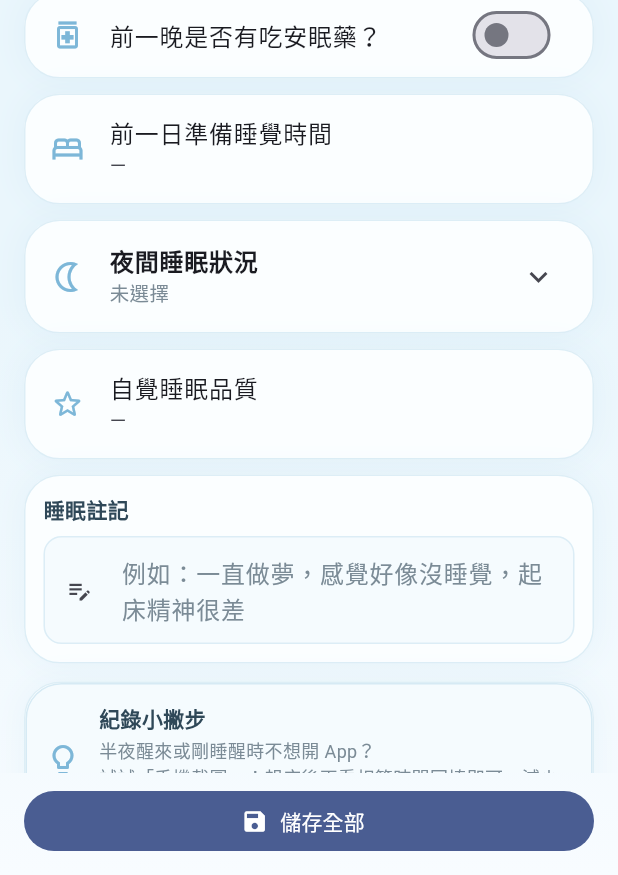
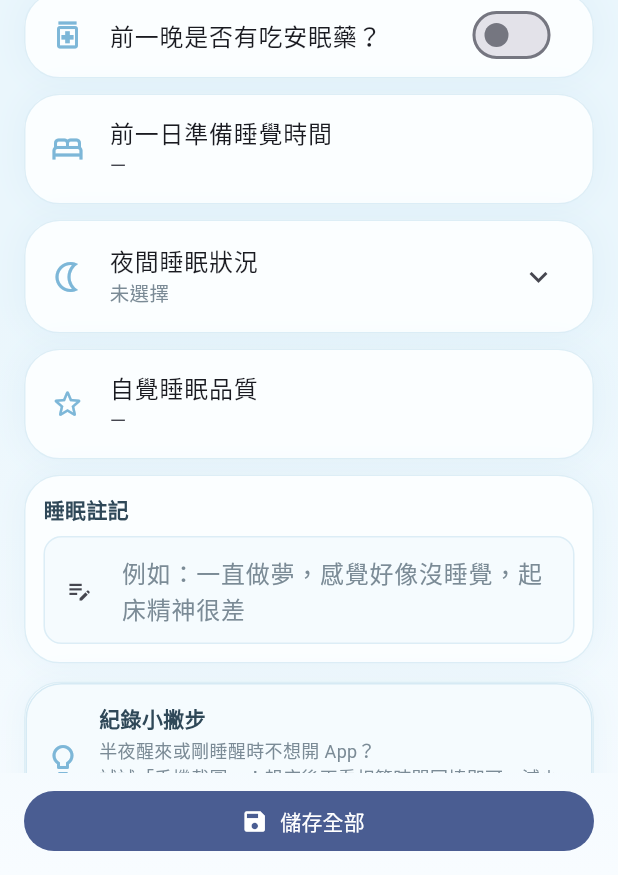
Before and after one commit to 2019chenqq/moodsogood_app, a Flutter app: the DailyRecordScreen screen opened directly, swiped to page 3, on a phone screen of 412 x 824 dp. Shown: the part 361-1236 px from the top of the screen. Run offline on Flutter 3.47's test engine with Material 3 defaults, Android fonts, the phone set to English and light mode, and no system bars; our stand-ins replace cloud_firestore, cloud_functions, firebase_analytics, firebase_auth, firebase_core, firebase_storage and 15 more; missing offline and left inert: android_alarm_manager_plus, encrypt, home_widget, pointycastle, purchases_flutter; accounts and stored records are empty; Roboto replaces fonts that are missing (Iansui).

Commit message:
[fix]修正字體粗細

```diff
--- a/lib/daily/widgets/sleep_page.dart
+++ b/lib/daily/widgets/sleep_page.dart
@@ -211,8 +211,7 @@ class SleepPage extends StatelessWidget {
               Icons.nightlight_outlined,
               color: HealingDesignSystem.primaryBlue,
             ),
-            title: const Text('夜間睡眠狀況',
-                style: TextStyle(fontWeight: FontWeight.w600)),
+            title: const Text('夜間睡眠狀況'),
             subtitle: Text(
               flags.isEmpty ? '未選擇' : '已選 ${flags.length} 項',
               style: const TextStyle(
```
